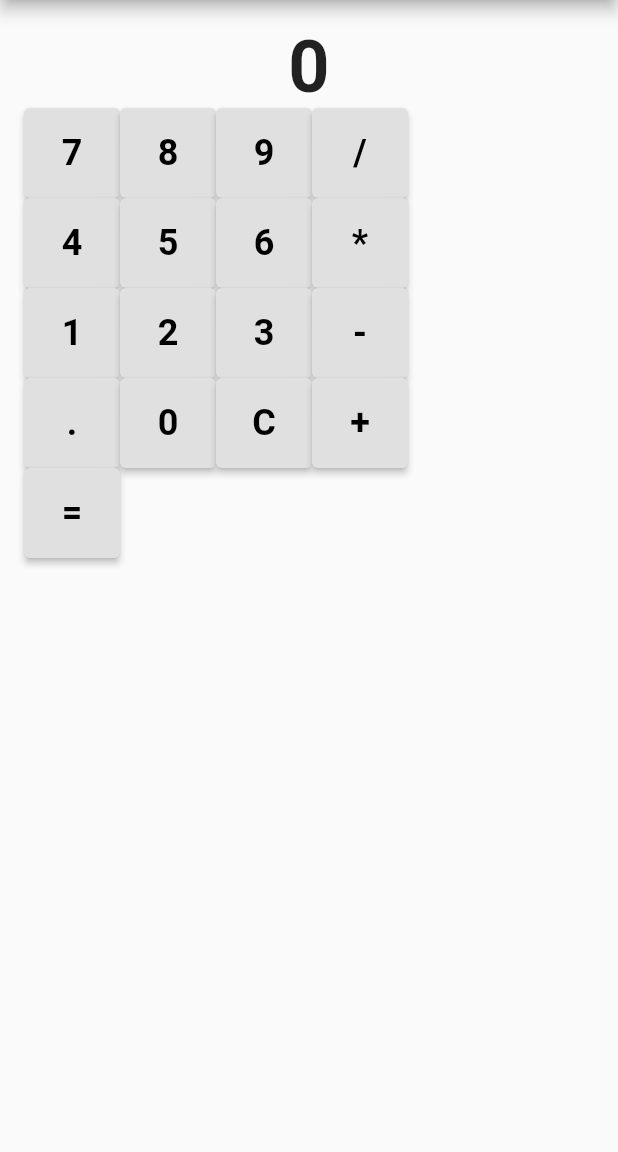
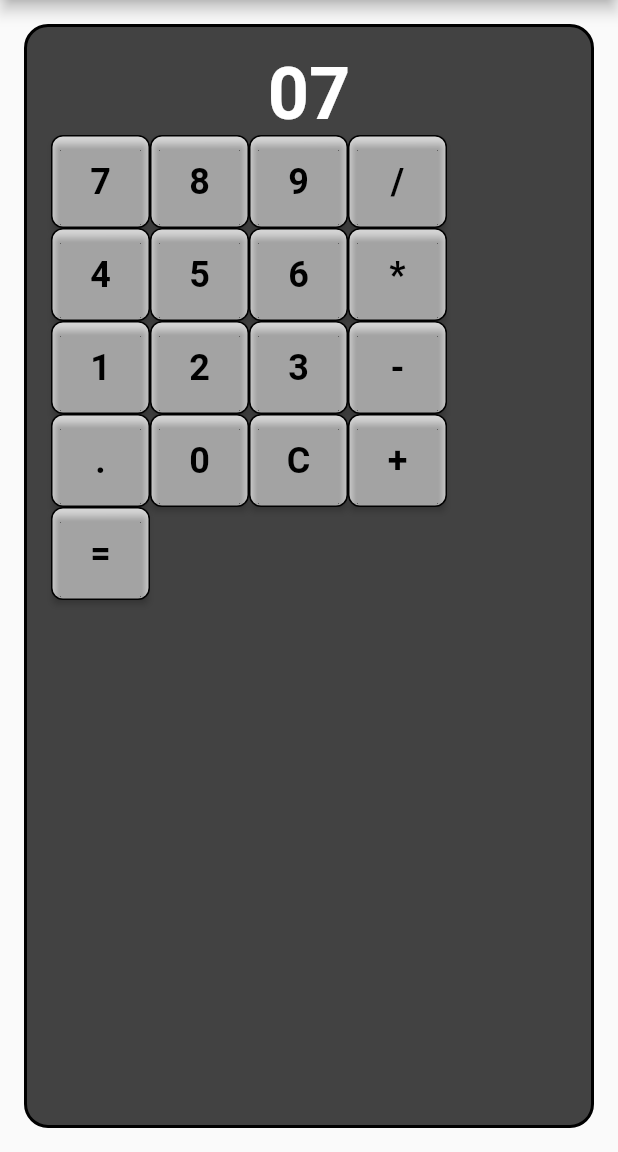
Before and after one commit to hazem237/flutter-calculator, a Flutter app: the screen it shows after launch, after a tap on an icon or button, on a phone screen of 412 x 824 dp, the part 84-1236 px from its top. Run offline on Flutter 3.47's test engine with Material 2 defaults, Android fonts, the phone set to English and light mode, and no system bars.

Commit message:
fix the style

```diff
--- /dev/null
+++ b/lib/calculator_logic.dart
@@ -0,0 +1,65 @@
+Map<String, dynamic> calculateResult(
+  String buttonText,
+  String output,
+  double num1,
+  double num2,
+  String operand,
+) {
+  double newNum1 = num1;
+  double newNum2 = num2;
+  String newOperand = operand;
+  String newOutput = output;
+
+  switch (buttonText) {
+    case "C":
+      newOutput = "0";
+      newNum1 = 0;
+      newNum2 = 0;
+      newOperand = "";
+      break;
+    case "+":
+    case "-":
+    case "*":
+    case "/":
+      newNum1 = double.parse(output);
+      newOperand = buttonText;
+      newOutput = "0";
+      break;
+    case "=":
+      newNum2 = double.parse(output);
+      switch (operand) {
+        case "+":
+          newOutput = (newNum1 + newNum2).toString();
+          break;
+        case "-":
+          newOutput = (newNum1 - newNum2).toString();
+          break;
+        case "*":
+          newOutput = (newNum1 * newNum2).toString();
+          break;
+        case "/":
+          if (newNum2 != 0) {
+            newOutput = (newNum1 / newNum2).toString();
+          } else {
+            newOutput = "Error";
+          }
+          break;
+        default:
+          newOutput = "Error";
+      }
+      newNum1 = 0;
+      newNum2 = 0;
+      newOperand = "";
+      break;
+    default:
+      newOutput += buttonText;
+      break;
+  }
+
+  return {
+    'output': newOutput,
+    'num1': newNum1,
+    'num2': newNum2,
+    'operand': newOperand,
+  };
+}
--- a/lib/main.dart
+++ b/lib/main.dart
@@ -36,14 +36,26 @@ void buttonPressed(String buttonText) {
         appBar: AppBar(
           title: const Text("Calculator"),
         ),
-        body: Padding(
+        body: Container(
+          decoration: BoxDecoration(
+            color: Colors.grey[800],
+            border: Border.all(
+              color: Colors.black,
+              width: 2.0,
+            ),
+            borderRadius: BorderRadius.circular(16.0),
+          ),
+          margin: const EdgeInsets.all(16.0),
           padding: const EdgeInsets.all(16.0),
           child: Column(
             children: <Widget>[
               Text(
                 output,
                 style: const TextStyle(
-                    fontSize: 48.0, fontWeight: FontWeight.bold),
+                  fontSize: 48.0,
+                  fontWeight: FontWeight.bold,
+                  color: Colors.white, // Text color
+                ),
               ),
               CalculatorButtons(onButtonPressed: buttonPressed),
             ],
@@ -63,15 +75,29 @@ class CalculatorButton extends StatelessWidget {
 
   @override
   Widget build(BuildContext context) {
-    return ElevatedButton(
+    return Container(
+      decoration: BoxDecoration(
+        color: Colors.grey[300], // Background color of the button
+        border: Border.all(
+          color: Colors.black,
+          width: 1.0,
+        ),
+        borderRadius:
+            BorderRadius.circular(8.0), // Adjust the button border radius
+      ),
+      child: ElevatedButton(
         onPressed: () => onPressed(text),
         style: ElevatedButton.styleFrom(
-        backgroundColor: Colors.grey[300],
+          backgroundColor: Colors.transparent,
           foregroundColor: Colors.black,
           padding: const EdgeInsets.all(16.0),
-        textStyle: const TextStyle(fontSize: 24.0, fontWeight: FontWeight.bold),
+          textStyle: const TextStyle(
+            fontSize: 24.0,
+            fontWeight: FontWeight.bold,
+          ),
         ),
         child: Text(text),
+      ),
     );
   }
 }
```
Lines whose indentation alone changed are shown as unchanged.
